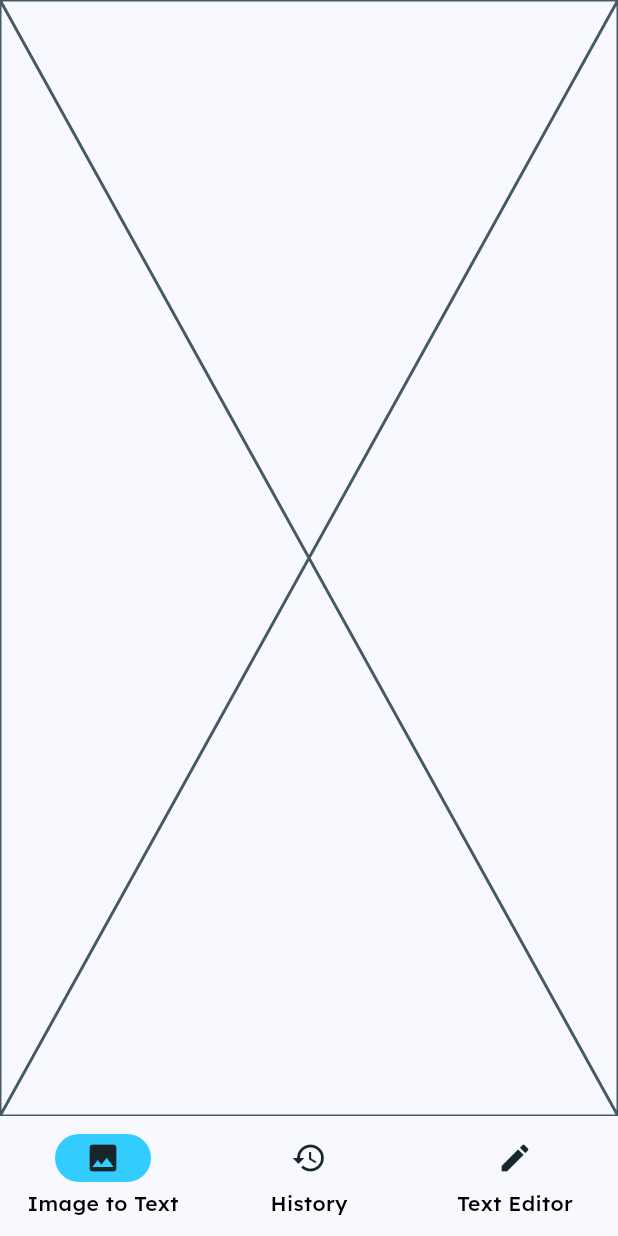
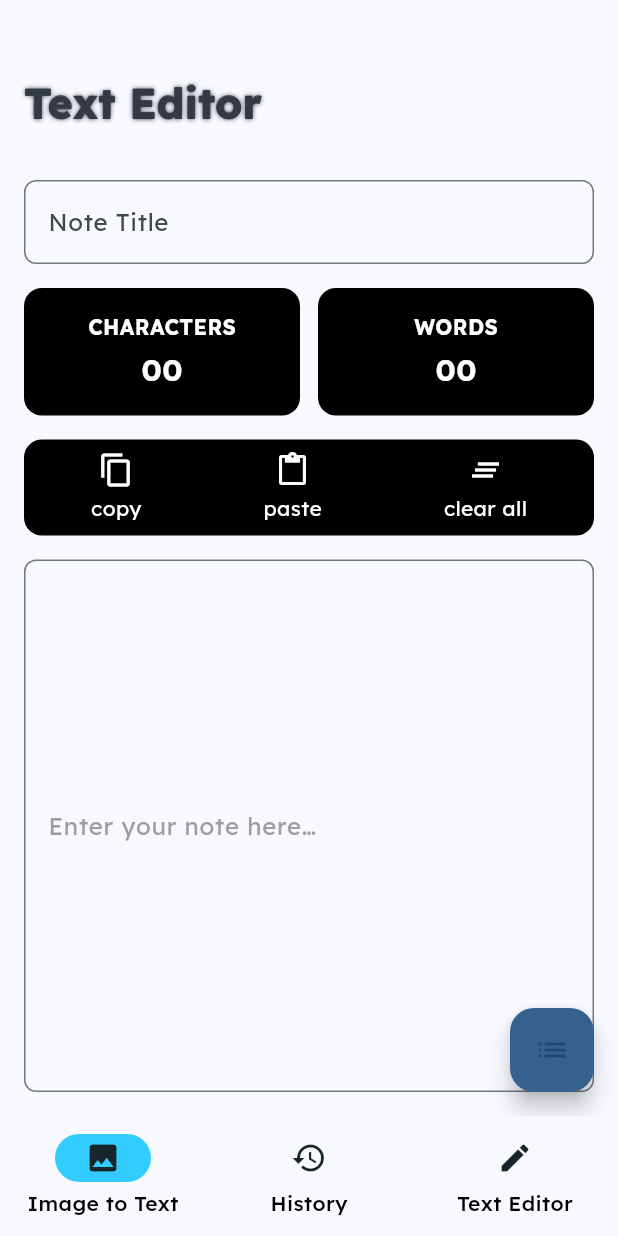
Before and after one commit to asathsara/text-scanner-app, a Flutter app: the screen it shows after launch, swiped to page 3, on a phone screen of 412 x 824 dp. Run offline on Flutter 3.47's test engine with Material 3 defaults, Android fonts, the phone set to English and light mode, and no system bars; our stand-ins replace firebase_core, google_fonts; accounts and stored records are empty.

Commit message:
text editor ui implement

```diff
--- /dev/null
+++ b/lib/components/note_action_button.dart
@@ -0,0 +1,31 @@
+import 'package:flutter/material.dart';
+
+class NoteActionButton extends StatelessWidget {
+  final IconData icon;
+  final String label;
+  final VoidCallback onTap;
+
+  const NoteActionButton({
+    super.key,
+    required this.icon,
+    required this.label,
+    required this.onTap,
+  });
+
+  @override
+  Widget build(BuildContext context) {
+    return GestureDetector(
+      onTap: onTap,
+      child: Column(
+        children: [
+          Icon(icon, color: Colors.white),
+          const SizedBox(height: 4),
+          Text(
+            label,
+            style:  TextStyle(color: Colors.white),
+          ),
+        ],
+      ),
+    );
+  }
+}
--- /dev/null
+++ b/lib/components/note_counter_card.dart
@@ -0,0 +1,47 @@
+import 'package:flutter/material.dart';
+
+class NoteCounterCard extends StatelessWidget {
+  final String label;
+  final int count;
+
+  const NoteCounterCard({
+    super.key,
+    required this.label,
+    required this.count,
+  });
+
+  @override
+  Widget build(BuildContext context) {
+    return Expanded(
+      child: Container(
+        padding: const EdgeInsets.all(16),
+        decoration: BoxDecoration(
+          borderRadius: BorderRadius.circular(12),
+          color: Theme.of(context).brightness == Brightness.dark
+              ? Colors.grey[800]
+              : Colors.black,
+        ),
+        child: Column(
+          children: [
+            Text(
+              label,
+              style: const TextStyle(
+                color: Colors.white,
+                fontWeight: FontWeight.bold,
+              ),
+            ),
+            const SizedBox(height: 4),
+            Text(
+              count.toString().padLeft(2, '0'),
+              style: const TextStyle(
+                color: Colors.white,
+                fontSize: 20,
+                fontWeight: FontWeight.bold,
+              ),
+            ),
+          ],
+        ),
+      ),
+    );
+  }
+}
--- a/lib/screens/text_editor_screen.dart
+++ b/lib/screens/text_editor_screen.dart
@@ -1,4 +1,8 @@
 import 'package:flutter/material.dart';
+import 'package:flutter/services.dart';
+import 'package:text_extractor_app/components/note_action_button.dart';
+import 'package:text_extractor_app/components/note_counter_card.dart';
+import 'package:text_extractor_app/components/stroke_text.dart';
 
 class TextEditorScreen extends StatefulWidget {
   const TextEditorScreen({super.key});
@@ -8,8 +12,127 @@ class TextEditorScreen extends StatefulWidget {
 }
 
 class _TextEditorScreenState extends State<TextEditorScreen> {
+  final TextEditingController _titleController = TextEditingController();
+  final TextEditingController _noteController = TextEditingController();
+
+  int wordCount = 0;
+  int charCount = 0;
+
+  void _updateCounts(String text) {
+    setState(() {
+      charCount = text.length;
+      wordCount = text.trim().isEmpty
+          ? 0
+          : text.trim().split(RegExp(r'\s+')).length;
+    });
+  }
+
+  void _clearText() {
+    _noteController.clear();
+    _updateCounts('');
+  }
+
+  void _copyText() {
+    Clipboard.setData(ClipboardData(text: _noteController.text));
+  }
+
+  void _pasteText() async {
+    ClipboardData? data = await Clipboard.getData('text/plain');
+    if (data != null) {
+      _noteController.text += data.text!;
+      _updateCounts(_noteController.text);
+    }
+  }
+
   @override
   Widget build(BuildContext context) {
-    return const Placeholder();
+    final isDark = Theme.of(context).brightness == Brightness.dark;
+
+    return Scaffold(
+      body: Padding(
+        padding: const EdgeInsets.all(16),
+        child: Column(
+          crossAxisAlignment: CrossAxisAlignment.start,
+          children: [
+            SizedBox(height: 32),
+            StrokeText(text: "Text Editor"),
+            SizedBox(height: 32),
+            TextFormField(
+              controller: _titleController,
+              style: TextStyle(color: isDark ? Colors.white : Colors.black),
+              decoration: InputDecoration(
+                hintText: "Note Title",
+                border: OutlineInputBorder(
+                  borderRadius: BorderRadius.circular(8),
+                ),
+              ),
+            ),
+            const SizedBox(height: 16),
+            Row(
+              children: [
+                NoteCounterCard(label: "CHARACTERS", count: charCount),
+                const SizedBox(width: 12),
+                NoteCounterCard(label: "WORDS", count: wordCount),
+              ],
+            ),
+            const SizedBox(height: 16),
+            Container(
+              decoration: BoxDecoration(
+                color: Colors.black,
+                borderRadius: BorderRadius.circular(12),
+              ),
+              padding: const EdgeInsets.symmetric(vertical: 8, horizontal: 4),
+              child: Center(
+                child: Row(
+                  mainAxisAlignment: MainAxisAlignment.spaceAround,
+                  children: [
+                    NoteActionButton(
+                      icon: Icons.copy,
+                      label: "copy",
+                      onTap: _copyText,
+                    ),
+                    NoteActionButton(
+                      icon: Icons.paste,
+                      label: "paste",
+                      onTap: _pasteText,
+                    ),
+                    NoteActionButton(
+                      icon: Icons.clear_all,
+                      label: "clear all",
+                      onTap: _clearText,
+                    ),
+                  ],
+                ),
+              ),
+            ),
+
+            const SizedBox(height: 16),
+            Expanded(
+              child: TextField(
+                controller: _noteController,
+                onChanged: _updateCounts,
+                maxLines: null,
+                expands: true,
+                style: TextStyle(color: isDark ? Colors.white : Colors.black),
+                decoration: InputDecoration(
+                  hintText: "Enter your note here…",
+                  hintStyle: const TextStyle(color: Colors.grey),
+                  border: OutlineInputBorder(
+                    borderRadius: BorderRadius.circular(8),
+                  ),
+                ),
+              ),
+            ),
+          ],
+        ),
+      ),
+      floatingActionButton: FloatingActionButton(
+        backgroundColor: Theme.of(context).colorScheme.primary,
+        child: const Icon(Icons.list),
+        onPressed: () {
+          // TODO: Implement your functionality
+        },
+      ),
+    );
   }
 }
```
Also changed, not shown: lib/home_screen.dart (+3 -14 lines).
